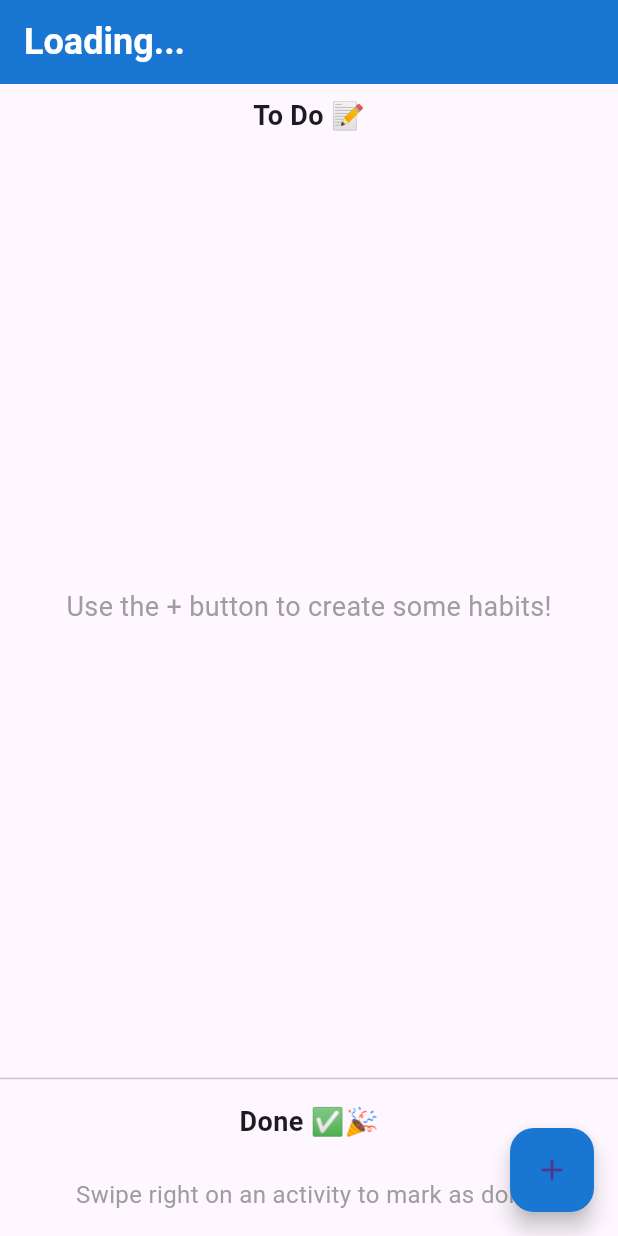
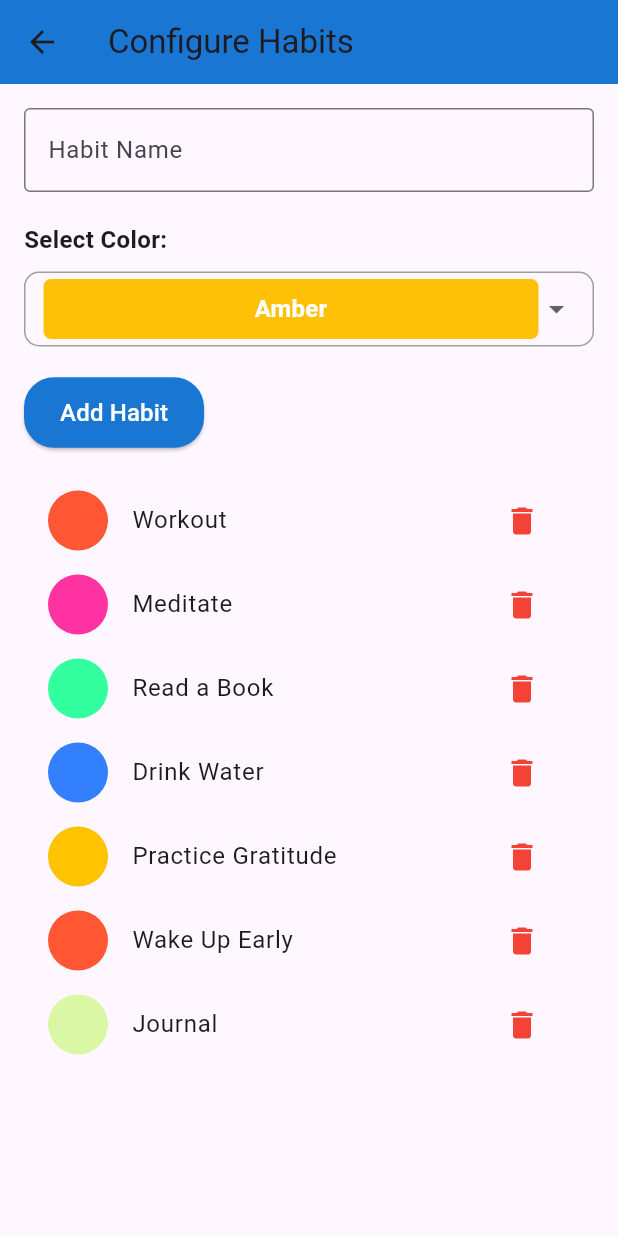
Before and after one commit to RSSerna/CapstoneProjectFlutterHabitTracker, a Flutter app: the HabitTrackerScreen screen opened directly with empty values, after a tap on the "add" icon, on a phone screen of 412 x 824 dp. Run offline on Flutter 3.47's test engine with Material 3 defaults, Android fonts, the phone set to English and light mode, and no system bars.

Commit message:
Add Habit Screen

```diff
--- /dev/null
+++ b/habit_tracker_ibm/lib/screens/add_habit_screen.dart
@@ -0,0 +1,183 @@
+import 'package:flutter/material.dart';
+
+class AddHabitScreen extends StatefulWidget {
+  const AddHabitScreen({super.key});
+
+  @override
+  AddHabitScreenState createState() => AddHabitScreenState();
+}
+
+class AddHabitScreenState extends State<AddHabitScreen> {
+  final TextEditingController _habitController = TextEditingController();
+  Color selectedColor = Colors.amber; // Default color
+  Map<String, String> selectedHabitsMap = {};
+  Map<String, String> completedHabitsMap = {};
+  final Map<String, Color> _habitColors = {
+    'Amber': Colors.amber,
+    'Red Accent': Colors.redAccent,
+    'Light Blue': Colors.lightBlue,
+    'Light Green': Colors.lightGreen,
+    'Purple Accent': Colors.purpleAccent,
+    'Orange': Colors.orange,
+    'Teal': Colors.teal,
+    'Deep Purple': Colors.deepPurple,
+  };
+  String selectedColorName = 'Amber'; // Default color name
+
+  @override
+  void initState() {
+    super.initState();
+    _loadHabits();
+  }
+
+  Future<void> _loadHabits() async {
+    setState(() {
+      // Hardcoded habits for demonstration
+      selectedHabitsMap = {
+        'Workout': 'FF5733', // Color in hex (e.g., Amber)
+        'Meditate': 'FF33A1',
+        'Read a Book': '33FFA1',
+        'Drink Water': '3380FF',
+        'Practice Gratitude': 'FFC300'
+      };
+      completedHabitsMap = {'Wake Up Early': 'FF5733', 'Journal': 'DAF7A6'};
+    });
+  }
+
+  Future<void> _saveHabits() async {
+    // This function intentionally left empty as no saving is needed
+  }
+
+  @override
+  Widget build(BuildContext context) {
+    // Combine both maps for display, ensuring no duplicates
+    Map<String, String> allHabitsMap = {
+      ...selectedHabitsMap,
+      ...completedHabitsMap
+    };
+
+    return Scaffold(
+      appBar: AppBar(
+        backgroundColor: Colors.blue.shade700,
+        title: Text('Configure Habits'),
+      ),
+      body: Padding(
+        padding: const EdgeInsets.all(16.0),
+        child: Column(
+          crossAxisAlignment: CrossAxisAlignment.start,
+          children: [
+            TextField(
+              controller: _habitController,
+              decoration: const InputDecoration(
+                labelText: 'Habit Name',
+                border: OutlineInputBorder(),
+              ),
+            ),
+            const SizedBox(height: 20),
+            const Text(
+              'Select Color:',
+              style: TextStyle(fontSize: 16, fontWeight: FontWeight.bold),
+            ),
+            const SizedBox(height: 10),
+            Container(
+              padding: const EdgeInsets.symmetric(horizontal: 12.0),
+              decoration: BoxDecoration(
+                borderRadius: BorderRadius.circular(10),
+                border: Border.all(color: Colors.grey),
+              ),
+              child: DropdownButton<String>(
+                value: selectedColorName,
+                isExpanded: true,
+                underline: const SizedBox(),
+                items: _habitColors.keys.map((String colorName) {
+                  return DropdownMenuItem<String>(
+                    value: colorName,
+                    child: Container(
+                      height: 40,
+                      alignment: Alignment.center,
+                      decoration: BoxDecoration(
+                        color: _habitColors[colorName],
+                        borderRadius: BorderRadius.circular(5),
+                      ),
+                      child: Text(
+                        colorName,
+                        style: TextStyle(
+                            color: Colors.white, fontWeight: FontWeight.bold),
+                      ),
+                    ),
+                  );
+                }).toList(),
+                onChanged: (String? newValue) {
+                  setState(() {
+                    selectedColorName = newValue!;
+                    selectedColor = _habitColors[selectedColorName]!;
+                  });
+                },
+              ),
+            ),
+            const SizedBox(height: 20),
+            ElevatedButton(
+              onPressed: () {
+                if (_habitController.text.isNotEmpty) {
+                  setState(() {
+                    // Add the new habit to the selectedHabitsMap with the chosen color
+                    selectedHabitsMap[_habitController.text] =
+                        selectedColor.value.toRadixString(16);
+                    _habitController.clear();
+                    selectedColorName = 'Amber'; // Reset to default
+                    selectedColor = _habitColors[selectedColorName]!;
+                  });
+                }
+              },
+              style: ElevatedButton.styleFrom(
+                backgroundColor: Colors.blue.shade700,
+                shape: RoundedRectangleBorder(
+                  borderRadius: BorderRadius.circular(20),
+                ),
+                padding:
+                    const EdgeInsets.symmetric(horizontal: 24, vertical: 12),
+              ),
+              child: Text(
+                'Add Habit',
+                style: TextStyle(color: Colors.white, fontSize: 16),
+              ),
+            ),
+            const SizedBox(height: 20),
+            Expanded(
+              child: ListView(
+                children: allHabitsMap.entries.map((entry) {
+                  final habitName = entry.key;
+                  final habitColor = _getColorFromHex(entry.value);
+                  return ListTile(
+                    leading: CircleAvatar(
+                      backgroundColor: habitColor,
+                    ),
+                    title: Text(habitName),
+                    trailing: IconButton(
+                      icon: Icon(Icons.delete, color: Colors.red),
+                      onPressed: () {
+                        setState(() {
+                          // Remove habit from both maps if it exists
+                          selectedHabitsMap.remove(habitName);
+                          completedHabitsMap.remove(habitName);
+                        });
+                      },
+                    ),
+                  );
+                }).toList(),
+              ),
+            ),
+          ],
+        ),
+      ),
+    );
+  }
+
+  Color _getColorFromHex(String hexColor) {
+    hexColor = hexColor.replaceAll('#', '');
+    if (hexColor.length == 6) {
+      hexColor = 'FF$hexColor'; // Add opacity if not included.
+    }
+    return Color(int.parse('0x$hexColor'));
+  }
+}
--- a/habit_tracker_ibm/lib/screens/habit_tracker_screen.dart
+++ b/habit_tracker_ibm/lib/screens/habit_tracker_screen.dart
@@ -1,4 +1,5 @@
 import 'package:flutter/material.dart';
+import 'package:habit_tracker_ibm/screens/add_habit_screen.dart';
 
 class HabitTrackerScreen extends StatefulWidget {
   final String username;
@@ -6,10 +7,10 @@ class HabitTrackerScreen extends StatefulWidget {
   const HabitTrackerScreen({super.key, required this.username});
 
   @override
-  _HabitTrackerScreenState createState() => _HabitTrackerScreenState();
+  HabitTrackerScreenState createState() => HabitTrackerScreenState();
 }
 
-class _HabitTrackerScreenState extends State<HabitTrackerScreen> {
+class HabitTrackerScreenState extends State<HabitTrackerScreen> {
   Map<String, String> selectedHabitsMap = {};
   Map<String, String> completedHabitsMap = {};
   String name = '';
@@ -180,7 +181,14 @@ class _HabitTrackerScreenState extends State<HabitTrackerScreen> {
       ),
       floatingActionButton: selectedHabitsMap.isEmpty
           ? FloatingActionButton(
-              onPressed: () {},
+              onPressed: () {
+                Navigator.push(
+                  context,
+                  MaterialPageRoute(
+                    builder: (context) => AddHabitScreen(),
+                  ),
+                );
+              },
               backgroundColor: Colors.blue.shade700,
               tooltip: 'Add Habits',
               child: const Icon(Icons.add),
--- a/habit_tracker_ibm/lib/screens/login_screen.dart
+++ b/habit_tracker_ibm/lib/screens/login_screen.dart
@@ -7,10 +7,10 @@ class LoginScreen extends StatefulWidget {
   const LoginScreen({super.key});
 
   @override
-  _LoginScreenState createState() => _LoginScreenState();
+  LoginScreenState createState() => LoginScreenState();
 }
 
-class _LoginScreenState extends State<LoginScreen> {
+class LoginScreenState extends State<LoginScreen> {
   final _usernameController = TextEditingController();
   final _passwordController = TextEditingController();
 
--- a/habit_tracker_ibm/lib/screens/register_screen.dart
+++ b/habit_tracker_ibm/lib/screens/register_screen.dart
@@ -7,10 +7,10 @@ class RegisterScreen extends StatefulWidget {
   const RegisterScreen({super.key});
 
   @override
-  _RegisterScreenState createState() => _RegisterScreenState();
+  RegisterScreenState createState() => RegisterScreenState();
 }
 
-class _RegisterScreenState extends State<RegisterScreen> {
+class RegisterScreenState extends State<RegisterScreen> {
   final _nameController = TextEditingController();
   final _usernameController = TextEditingController();
   double _age = 25; // Default age set to 25
```
